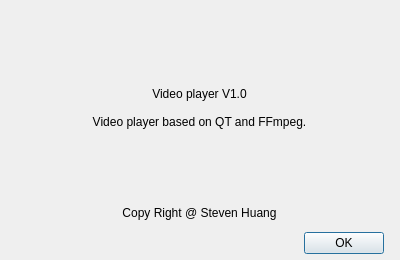
Qt form src/about.ui (StevenHuang2020/VideoPlayer) before a commit.
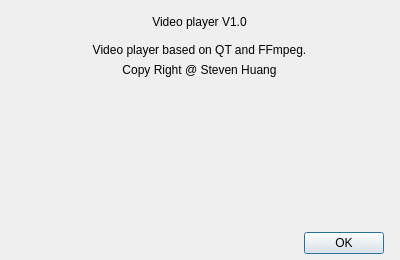
The same form after that commit.

Patch:
```diff
--- a/src/about.ui
+++ b/src/about.ui
@@ -40,7 +40,7 @@
   <property name="modal">
    <bool>true</bool>
   </property>
-  <widget class="QWidget" name="">
+  <widget class="QWidget" name="layoutWidget">
    <property name="geometry">
     <rect>
      <x>9</x>
@@ -53,6 +53,9 @@
     <property name="leftMargin">
      <number>6</number>
     </property>
+    <property name="topMargin">
+     <number>6</number>
+    </property>
     <property name="rightMargin">
      <number>6</number>
     </property>
@@ -85,7 +88,7 @@
       <property name="maximumSize">
        <size>
         <width>16777215</width>
-        <height>25</height>
+        <height>20</height>
        </size>
       </property>
       <property name="text">
@@ -105,6 +108,19 @@
       </property>
      </widget>
     </item>
+    <item>
+     <spacer name="verticalSpacer">
+      <property name="orientation">
+       <enum>Qt::Vertical</enum>
+      </property>
+      <property name="sizeHint" stdset="0">
+       <size>
+        <width>20</width>
+        <height>40</height>
+       </size>
+      </property>
+     </spacer>
+    </item>
     <item>
      <layout class="QHBoxLayout" name="horizontalLayout">
       <property name="sizeConstraint">
```
Left out of the diff: 2 changed lines with no effect on the pictures.
